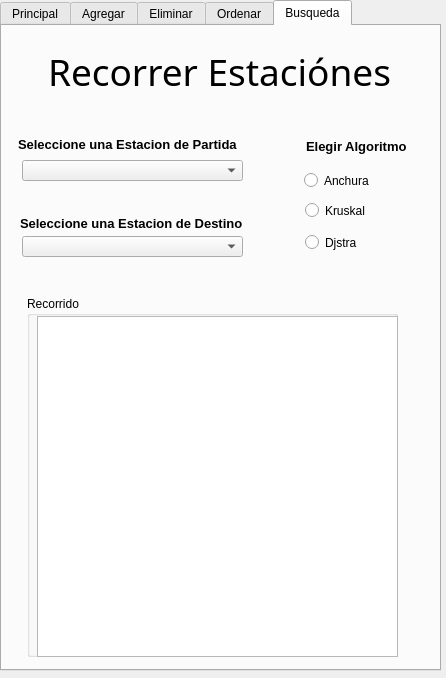
Above: Interfaces/TfrmPrincipal.ui from DemonSlayer5768/Sistema-Tranporte-GDL before the change. Below: the same form after it.
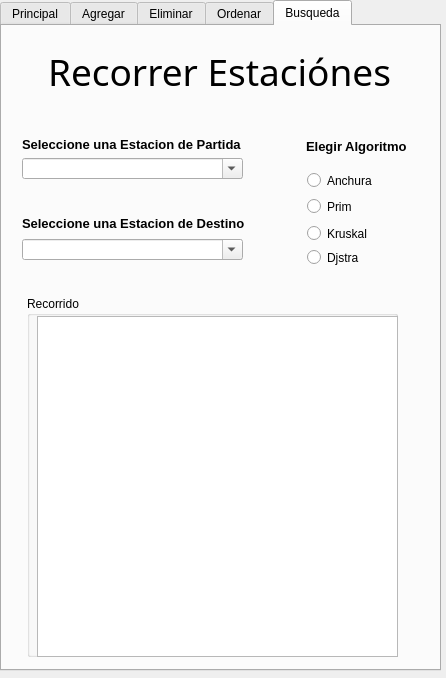
That is the form after the change. The open tabs and pages were chosen to show the change.

Patch:
```diff
--- a/Interfaces/TfrmPrincipal.ui
+++ b/Interfaces/TfrmPrincipal.ui
@@ -621,30 +621,10 @@
          <string>Recorrer Estaciónes</string>
         </property>
        </widget>
-       <widget class="QComboBox" name="cmb_EstacionP">
-        <property name="geometry">
-         <rect>
-          <x>20</x>
-          <y>134</y>
-          <width>221</width>
-          <height>21</height>
-         </rect>
-        </property>
-       </widget>
-       <widget class="QComboBox" name="cmb_EstacionD">
-        <property name="geometry">
-         <rect>
-          <x>20</x>
-          <y>210</y>
-          <width>221</width>
-          <height>21</height>
-         </rect>
-        </property>
-       </widget>
        <widget class="QLabel" name="label_10">
         <property name="geometry">
          <rect>
-          <x>16</x>
+          <x>20</x>
           <y>108</y>
           <width>231</width>
           <height>21</height>
@@ -664,7 +644,7 @@
        <widget class="QLabel" name="label_11">
         <property name="geometry">
          <rect>
-          <x>18</x>
+          <x>20</x>
           <y>189</y>
           <width>231</width>
           <height>16</height>
@@ -727,7 +707,7 @@
        <widget class="QRadioButton" name="rBtn_Anchura">
         <property name="geometry">
          <rect>
-          <x>302</x>
+          <x>305</x>
           <y>146</y>
           <width>82</width>
           <height>17</height>
@@ -740,8 +720,8 @@
        <widget class="QRadioButton" name="rBtn_Kruskal">
         <property name="geometry">
          <rect>
-          <x>303</x>
-          <y>176</y>
+          <x>305</x>
+          <y>199</y>
           <width>82</width>
           <height>17</height>
          </rect>
@@ -753,8 +733,8 @@
        <widget class="QRadioButton" name="rBtn_Djstra">
         <property name="geometry">
          <rect>
-          <x>303</x>
-          <y>208</y>
+          <x>305</x>
+          <y>223</y>
           <width>82</width>
           <height>17</height>
          </rect>
@@ -763,6 +743,45 @@
          <string>Djstra</string>
         </property>
        </widget>
+       <widget class="QFontComboBox" name="cmb_EstacionP">
+        <property name="geometry">
+         <rect>
+          <x>20</x>
+          <y>132</y>
+          <width>221</width>
+          <height>21</height>
+         </rect>
+        </property>
+        <property name="currentText">
+         <string/>
+        </property>
+       </widget>
+       <widget class="QFontComboBox" name="cmb_EstacionD">
+        <property name="geometry">
+         <rect>
+          <x>20</x>
+          <y>213</y>
+          <width>221</width>
+          <height>21</height>
+         </rect>
+        </property>
+        <property name="currentText">
+         <string/>
+        </property>
+       </widget>
+       <widget class="QRadioButton" name="rBtn_Prim">
+        <property name="geometry">
+         <rect>
+          <x>305</x>
+          <y>172</y>
+          <width>82</width>
+          <height>17</height>
+         </rect>
+        </property>
+        <property name="text">
+         <string>Prim</string>
+        </property>
+       </widget>
       </widget>
      </widget>
     </item>
```
Left out of the diff: 4 changed lines with no effect on the pictures.
